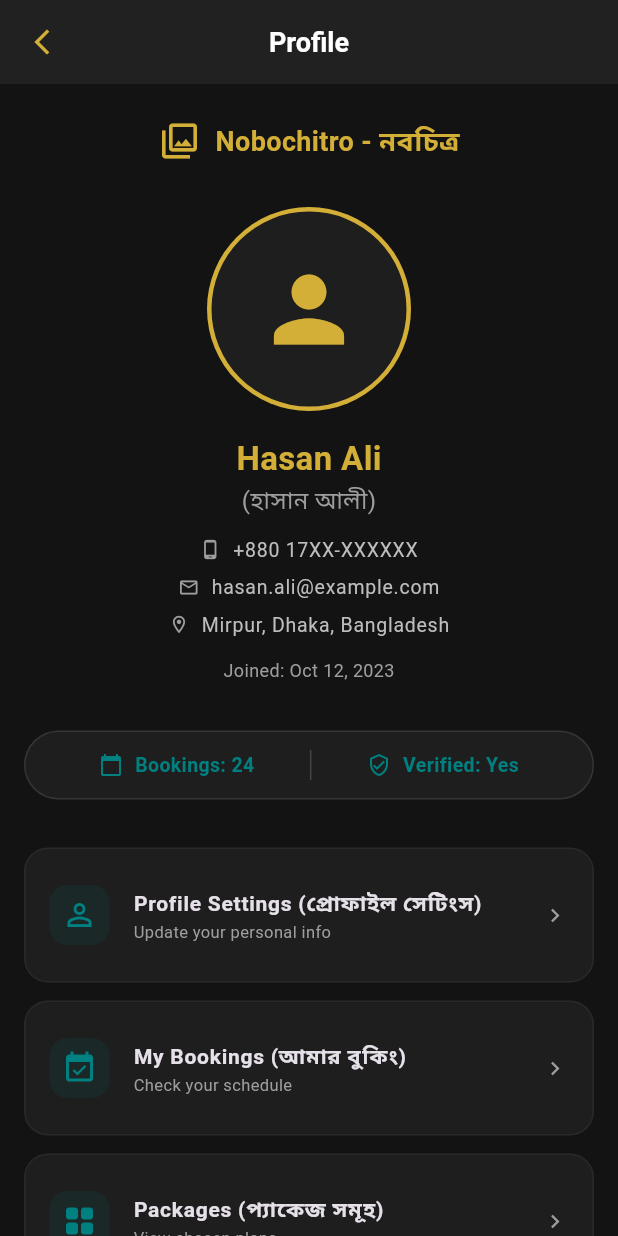
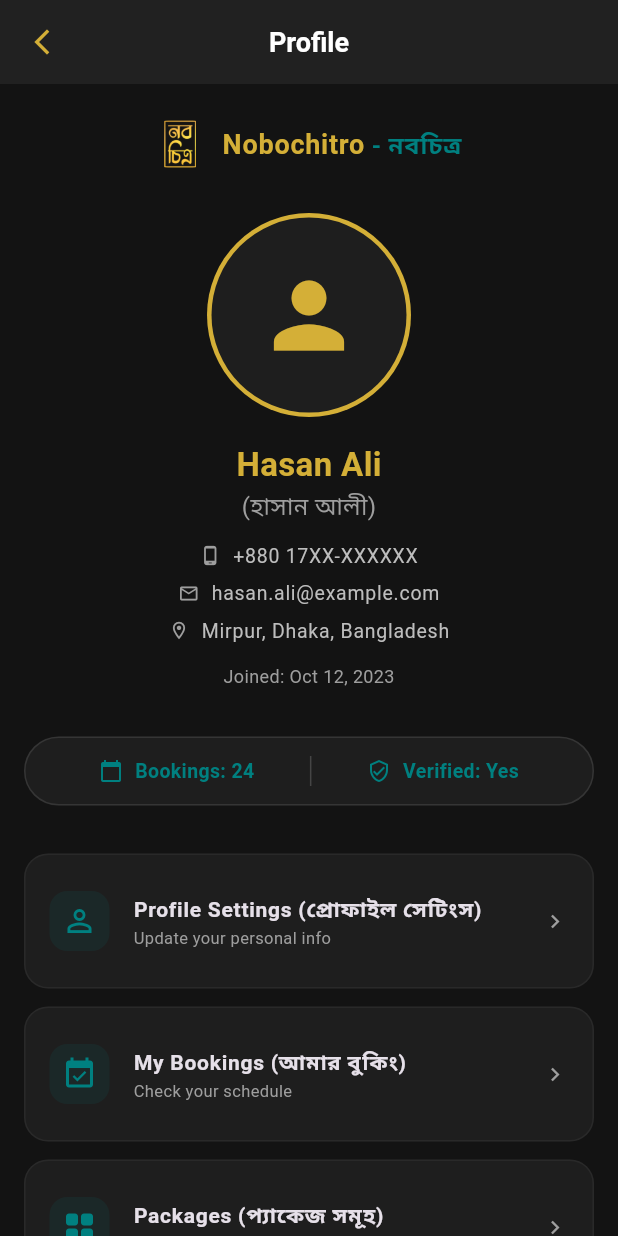
Before and after one commit to HASANALBANNA2024/nobochitro, a Flutter app: the screen it shows after launch, in the side drawer, after a tap on "Profile", on a phone screen of 412 x 824 dp. Run offline on Flutter 3.47's test engine with Material 3 defaults, Android fonts, the light colour scheme and no system bars; network calls fail.

Commit message:
Client profile ui code done

```diff
--- a/lib/categories_grid/package_result_screen.dart
+++ b/lib/categories_grid/package_result_screen.dart
@@ -1,6 +1,8 @@
 import 'package:flutter/material.dart';
 import 'package:nobochitro/community_gallery/community_gallery.dart';
+import 'package:nobochitro/photography_package/package_details_screen.dart';
 import 'package:nobochitro/responsive_review_list/responsive_review_list.dart';
+import 'package:nobochitro/widgets/custom_header.dart';
 
 class PackageResultScreen extends StatefulWidget {
   final String categoryName;
@@ -370,7 +372,9 @@ class _PackageResultScreenState extends State<PackageResultScreen> {
                       SizedBox(
                         width: double.infinity, height: 35,
                         child: ElevatedButton(
-                          onPressed: () {},
+                          onPressed: () {
+                            Navigator.push(context, MaterialPageRoute(builder: (_)=> PackageDetailsScreen(primaryAccent: widget.primaryAccent)  ));
+                          },
                           style: ElevatedButton.styleFrom(backgroundColor: accent, elevation: 0, shape: RoundedRectangleBorder(borderRadius: BorderRadius.circular(10))),
                           child: const Text("View Details & Book", style: TextStyle(color: Colors.white, fontSize: 13, fontWeight: FontWeight.bold)), // বাটন টেক্সট আপডেট
                         ),
--- a/lib/client_profile/client_profile_screen.dart
+++ b/lib/client_profile/client_profile_screen.dart
@@ -98,17 +98,44 @@ class _ClientProfileScreenState extends State<ClientProfileScreen> {
   Widget _buildHeader(Color gold, Color teal, bool isDark) {
     return Column(
       children: [
-        // লোগো সেকশন
+        // logo
         Row(
           mainAxisAlignment: MainAxisAlignment.center,
           children: [
-            Icon(Icons.photo_library_outlined, color: gold, size: 28),
-            const SizedBox(width: 10),
-            Text("Nobochitro - নবচিত্র",
-                style: TextStyle(color: gold, fontSize: 18, fontWeight: FontWeight.bold)
+            // Logo image section
+            Container(
+              width: 32,
+              height: 32,
+              decoration: BoxDecoration(
+                borderRadius: BorderRadius.circular(8),
+                image: const DecorationImage(
+                  image: AssetImage('assets/images/app_icon.png',),
+                  fit: BoxFit.contain,
+                ),
+              ),
+            ),
+            const SizedBox(width: 12),
+            RichText(
+              text: TextSpan(
+                style: Theme.of(context).textTheme.titleMedium?.copyWith(
+                  fontWeight: FontWeight.bold,
+                  letterSpacing: 0.5,
+                ),
+                children: [
+                  // goldColor এবং tealColor
+                  TextSpan(
+                    text: "Nobochitro",
+                    style: TextStyle(color: const Color(0xFFD4AF37), fontSize: 18),
+                  ),
+                  TextSpan(
+                    text: " - নবচিত্র",
+                    style: TextStyle(color: const Color(0xFF008080), fontSize: 16),
+                  ),
+                ],
+              ),
             ),
           ],
-        ),
+        ), // এখানে কোনো বাড়তি কমা বা ব্র্যাকেট থাকলে কেটে দিন
         const SizedBox(height: 30),
 
         // প্রোফাইল ইমেজ
--- a/lib/screens/dashboard_screen.dart
+++ b/lib/screens/dashboard_screen.dart
@@ -129,7 +129,11 @@ class _DashboardScreenState extends State<DashboardScreen> {
                 }
                 else if(index == 3){
                   Navigator.push(context, MaterialPageRoute(builder: (_)=> ClientProfileScreen() ));
-                }else {
+                }
+                else if(index == 0 ){
+                  Navigator.push(context, MaterialPageRoute(builder: (_)=> DashboardScreen(onThemeChanged: widget.onThemeChanged)));
+                }
+                else {
                   // Regular index update for Home and Packages
                   setState(() => _currentIndex = index);
                 }
```
